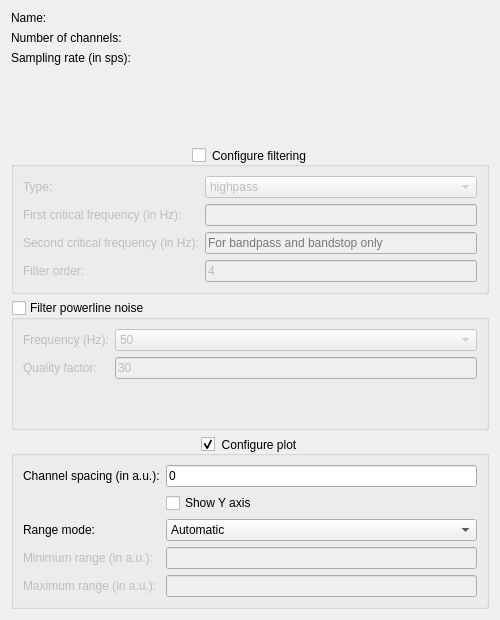
The window that biogui/resources/signal_config_widget.ui (pulp-bio/biogui) describes before a commit, drawn with Qt 5.
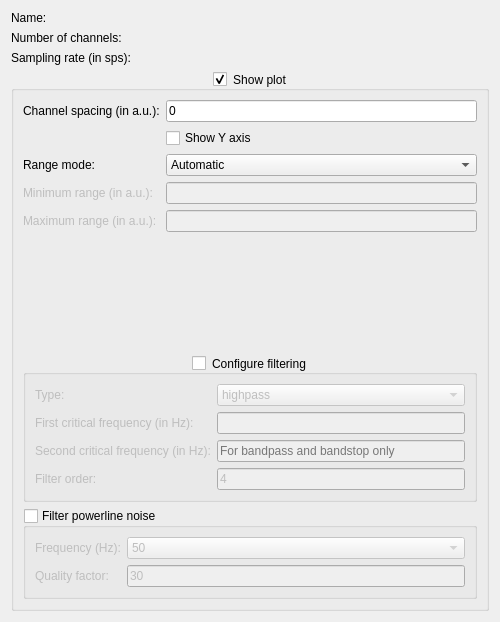
The same window after the commit.

Commit message: More consistent signal configuration layout and behaviour

What changed in the file:
```diff
--- a/biogui/resources/signal_config_widget.ui
+++ b/biogui/resources/signal_config_widget.ui
@@ -7,13 +7,13 @@
     <x>0</x>
     <y>0</y>
     <width>500</width>
-    <height>620</height>
+    <height>622</height>
    </rect>
   </property>
   <property name="windowTitle">
    <string>Signal Configuration</string>
   </property>
-  <layout class="QVBoxLayout" name="verticalLayout" stretch="0,0,0,0">
+  <layout class="QVBoxLayout" name="verticalLayout" stretch="0,0">
    <item>
     <layout class="QFormLayout" name="formLayout1">
      <item row="0" column="0">
@@ -61,25 +61,132 @@
     </layout>
    </item>
    <item>
-    <widget class="QGroupBox" name="filterGroupBox">
+    <widget class="QGroupBox" name="plotGroupBox">
      <property name="toolTip">
       <string>Only for visualization, the raw signal will be saved to file</string>
      </property>
      <property name="title">
-      <string>Configure filtering</string>
+      <string>Show plot</string>
      </property>
      <property name="alignment">
       <set>Qt::AlignCenter</set>
      </property>
+     <property name="flat">
+      <bool>true</bool>
+     </property>
      <property name="checkable">
       <bool>true</bool>
      </property>
      <property name="checked">
-      <bool>false</bool>
+      <bool>true</bool>
      </property>
+     <layout class="QVBoxLayout" name="verticalLayout_2" stretch="1,0,0">
+      <item>
      <layout class="QFormLayout" name="formLayout">
       <item row="0" column="0">
        <widget class="QLabel" name="label4">
+          <property name="text">
+           <string>Channel spacing (in a.u.):</string>
+          </property>
+         </widget>
+        </item>
+        <item row="0" column="1">
+         <widget class="QLineEdit" name="chSpacingTextField">
+          <property name="toolTip">
+           <string>Spacing between the channels in the signal unit (only for multi-channel signals)</string>
+          </property>
+          <property name="text">
+           <string>0</string>
+          </property>
+          <property name="placeholderText">
+           <string/>
+          </property>
+         </widget>
+        </item>
+        <item row="1" column="1">
+         <widget class="QCheckBox" name="showYAxisCheckBox">
+          <property name="text">
+           <string>Show Y axis</string>
+          </property>
+         </widget>
+        </item>
+        <item row="2" column="1">
+         <widget class="QComboBox" name="rangeModeComboBox">
+          <item>
+           <property name="text">
+            <string>Automatic</string>
+           </property>
+          </item>
+          <item>
+           <property name="text">
+            <string>Manual</string>
+           </property>
+          </item>
+         </widget>
+        </item>
+        <item row="2" column="0">
+         <widget class="QLabel" name="label5">
+          <property name="text">
+           <string>Range mode:</string>
+          </property>
+         </widget>
+        </item>
+        <item row="3" column="0">
+         <widget class="QLabel" name="label6">
+          <property name="enabled">
+           <bool>false</bool>
+          </property>
+          <property name="text">
+           <string>Minimum range (in a.u.):</string>
+          </property>
+         </widget>
+        </item>
+        <item row="3" column="1">
+         <widget class="QLineEdit" name="minRangeTextField">
+          <property name="enabled">
+           <bool>false</bool>
+          </property>
+         </widget>
+        </item>
+        <item row="4" column="0">
+         <widget class="QLabel" name="label7">
+          <property name="enabled">
+           <bool>false</bool>
+          </property>
+          <property name="text">
+           <string>Maximum range (in a.u.):</string>
+          </property>
+         </widget>
+        </item>
+        <item row="4" column="1">
+         <widget class="QLineEdit" name="maxRangeTextField">
+          <property name="enabled">
+           <bool>false</bool>
+          </property>
+         </widget>
+        </item>
+       </layout>
+      </item>
+      <item>
+       <widget class="QGroupBox" name="filterGroupBox">
+        <property name="toolTip">
+         <string>Only for visualization, the raw signal will be saved to file</string>
+        </property>
+        <property name="title">
+         <string>Configure filtering</string>
+        </property>
+        <property name="alignment">
+         <set>Qt::AlignCenter</set>
+        </property>
+        <property name="checkable">
+         <bool>true</bool>
+        </property>
+        <property name="checked">
+         <bool>false</bool>
+        </property>
+        <layout class="QFormLayout" name="formLayout_3">
+         <item row="0" column="0">
+          <widget class="QLabel" name="label8">
         <property name="frameShape">
          <enum>QFrame::NoFrame</enum>
         </property>
@@ -113,7 +220,7 @@
        </widget>
       </item>
       <item row="1" column="0">
-       <widget class="QLabel" name="label5">
+          <widget class="QLabel" name="label9">
         <property name="text">
          <string>First critical frequency (in Hz):</string>
         </property>
@@ -130,7 +237,7 @@
        </widget>
       </item>
       <item row="2" column="0">
-       <widget class="QLabel" name="label6">
+          <widget class="QLabel" name="label10">
         <property name="text">
          <string>Second critical frequency (in Hz):</string>
         </property>
@@ -150,7 +257,7 @@
        </widget>
       </item>
       <item row="3" column="0">
-       <widget class="QLabel" name="label7">
+          <widget class="QLabel" name="label11">
         <property name="text">
          <string>Filter order:</string>
         </property>
@@ -188,7 +295,7 @@
      </property>
      <layout class="QFormLayout" name="formLayout2">
       <item row="0" column="0">
-       <widget class="QLabel" name="label8">
+          <widget class="QLabel" name="label12">
         <property name="text">
          <string>Frequency (Hz):</string>
         </property>
@@ -209,7 +316,7 @@
        </widget>
       </item>
       <item row="1" column="0">
-       <widget class="QLabel" name="label9">
+          <widget class="QLabel" name="label13">
         <property name="text">
          <string>Quality factor:</string>
         </property>
@@ -228,109 +335,6 @@
      </layout>
     </widget>
    </item>
-   <item>
-    <widget class="QGroupBox" name="plotGroupBox">
-     <property name="toolTip">
-      <string/>
-     </property>
-     <property name="title">
-      <string>Configure plot</string>
-     </property>
-     <property name="alignment">
-      <set>Qt::AlignCenter</set>
-     </property>
-     <property name="flat">
-      <bool>false</bool>
-     </property>
-     <property name="checkable">
-      <bool>true</bool>
-     </property>
-     <property name="checked">
-      <bool>true</bool>
-     </property>
-     <layout class="QFormLayout" name="formLayout4">
-      <item row="0" column="0">
-       <widget class="QLabel" name="label10">
-        <property name="text">
-         <string>Channel spacing (in a.u.):</string>
-        </property>
-       </widget>
-      </item>
-      <item row="0" column="1">
-       <widget class="QLineEdit" name="chSpacingTextField">
-        <property name="toolTip">
-         <string>Spacing between the channels in the signal unit (only for multi-channel signals)</string>
-        </property>
-        <property name="text">
-         <string>0</string>
-        </property>
-        <property name="placeholderText">
-         <string/>
-        </property>
-       </widget>
-      </item>
-      <item row="1" column="1">
-       <widget class="QCheckBox" name="showYAxisCheckBox">
-        <property name="text">
-         <string>Show Y axis</string>
-        </property>
-       </widget>
-      </item>
-      <item row="2" column="0">
-       <widget class="QLabel" name="label11">
-        <property name="text">
-         <string>Range mode:</string>
-        </property>
-       </widget>
-      </item>
-      <item row="2" column="1">
-       <widget class="QComboBox" name="rangeModeComboBox">
-        <item>
-         <property name="text">
-          <string>Automatic</string>
-         </property>
-        </item>
-        <item>
-         <property name="text">
-          <string>Manual</string>
-         </property>
-        </item>
-       </widget>
-      </item>
-      <item row="3" column="0">
-       <widget class="QLabel" name="label12">
-        <property name="enabled">
-         <bool>false</bool>
-        </property>
-        <property name="text">
-         <string>Minimum range (in a.u.):</string>
-        </property>
-       </widget>
-      </item>
-      <item row="3" column="1">
-       <widget class="QLineEdit" name="minRangeTextField">
-        <property name="enabled">
-         <bool>false</bool>
-        </property>
-       </widget>
-      </item>
-      <item row="4" column="0">
-       <widget class="QLabel" name="label13">
-        <property name="enabled">
-         <bool>false</bool>
-        </property>
-        <property name="text">
-         <string>Maximum range (in a.u.):</string>
-        </property>
-       </widget>
-      </item>
-      <item row="4" column="1">
-       <widget class="QLineEdit" name="maxRangeTextField">
-        <property name="enabled">
-         <bool>false</bool>
-        </property>
-       </widget>
-      </item>
      </layout>
     </widget>
    </item>
```
Left out of the diff: 14 changed lines with no effect on the pictures. Lines whose indentation alone changed are shown as unchanged. The commit also changes 2 other files.
